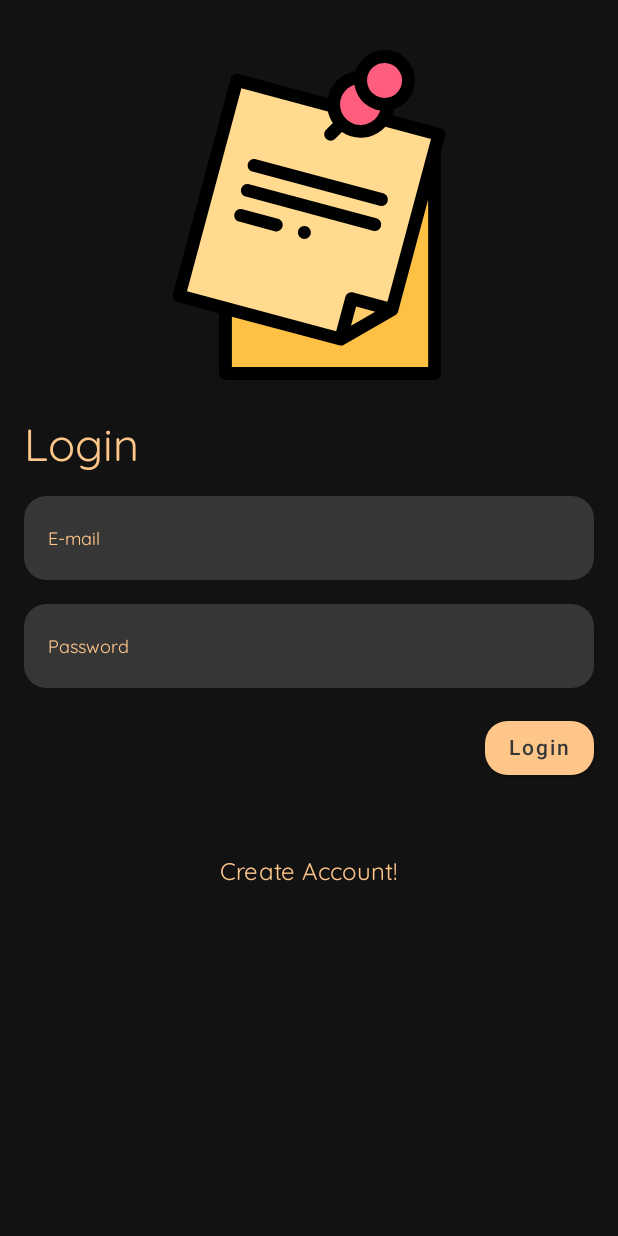
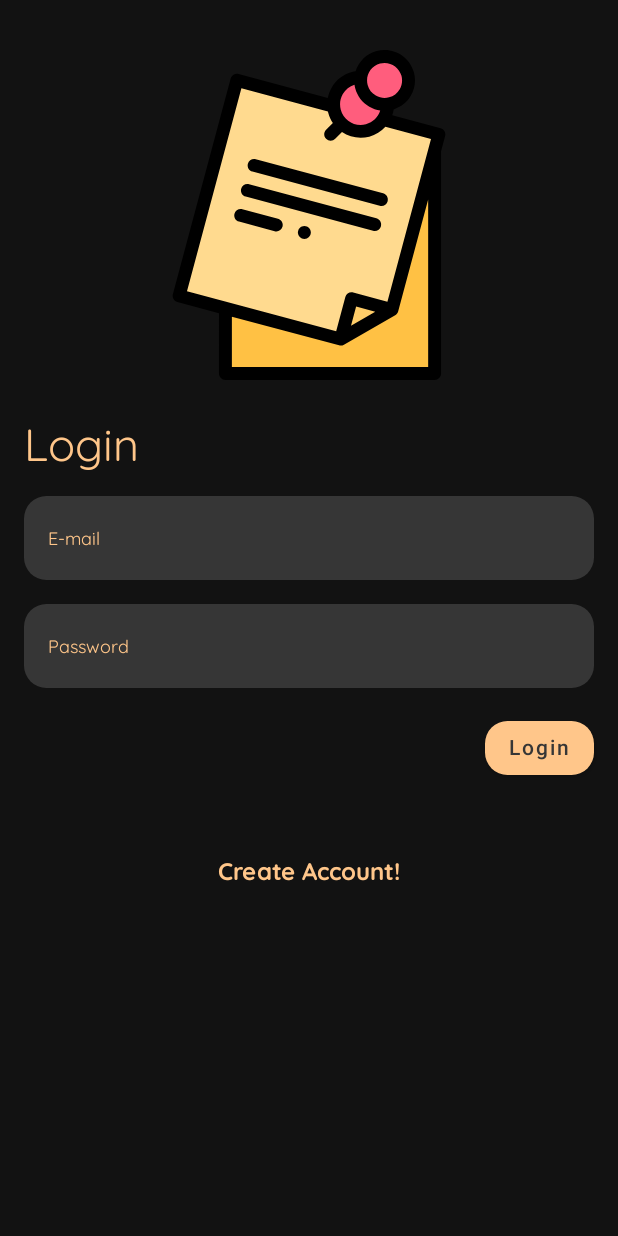
Before and after one commit to OzolsUgis/NoteApp, an Android app built with Jetpack Compose: the screen it shows after launch (MainActivity), on a phone screen of 412 x 824 dp. Run offline under Robolectric (Android 15) with nearby library versions, the phone set to English and light mode, and no system bars; our stand-ins replace Dagger/Hilt's generated code, Room's generated code, Timber, livedata-compose.

Commit message:
typography font weight switched to Bold

```diff
--- a/app/src/main/java/com/ugisozols/noteapp/presentation/ui/theme/Type.kt
+++ b/app/src/main/java/com/ugisozols/noteapp/presentation/ui/theme/Type.kt
@@ -20,7 +20,7 @@ val quicksand = FontFamily(
 val Typography = Typography(
     body1 = TextStyle(
         fontFamily = quicksand,
-        fontWeight = FontWeight.Normal,
+        fontWeight = FontWeight.Bold,
         color = TextColor,
         fontSize = 16.sp
     ),
```
